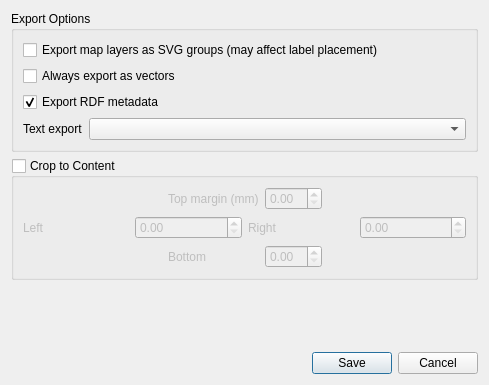
Above: src/ui/layout/qgssvgexportoptions.ui from qgis/QGIS before the change. Below: the same form after it.
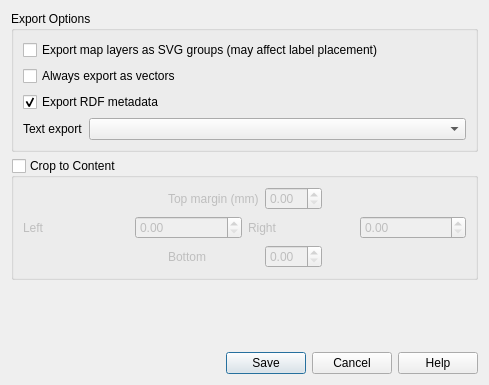
That is the form after the change. Custom widgets are drawn as their Qt base class.

Commit message:
Add help button and link to user manual
to some print layout dialogs

```diff
--- a/src/ui/layout/qgssvgexportoptions.ui
+++ b/src/ui/layout/qgssvgexportoptions.ui
@@ -187,7 +187,7 @@
       <enum>Qt::Horizontal</enum>
      </property>
      <property name="standardButtons">
-      <set>QDialogButtonBox::Cancel|QDialogButtonBox::Save</set>
+      <set>QDialogButtonBox::Cancel|QDialogButtonBox::Help|QDialogButtonBox::Save</set>
      </property>
     </widget>
    </item>
```
The commit also changes 18 other files.
